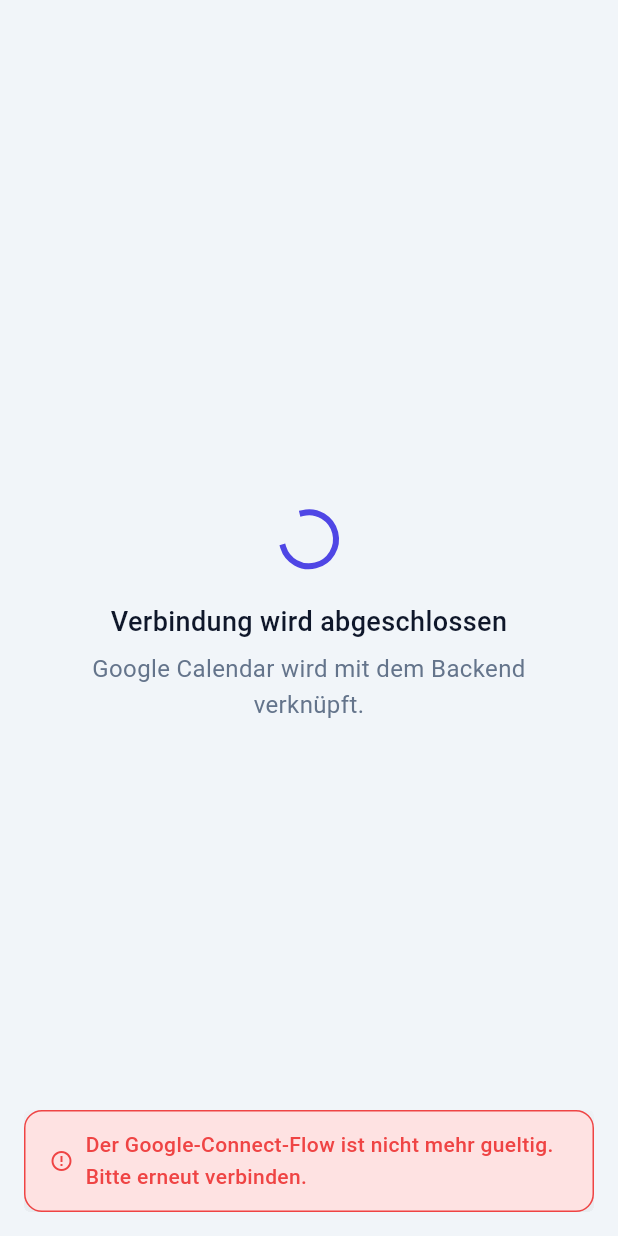
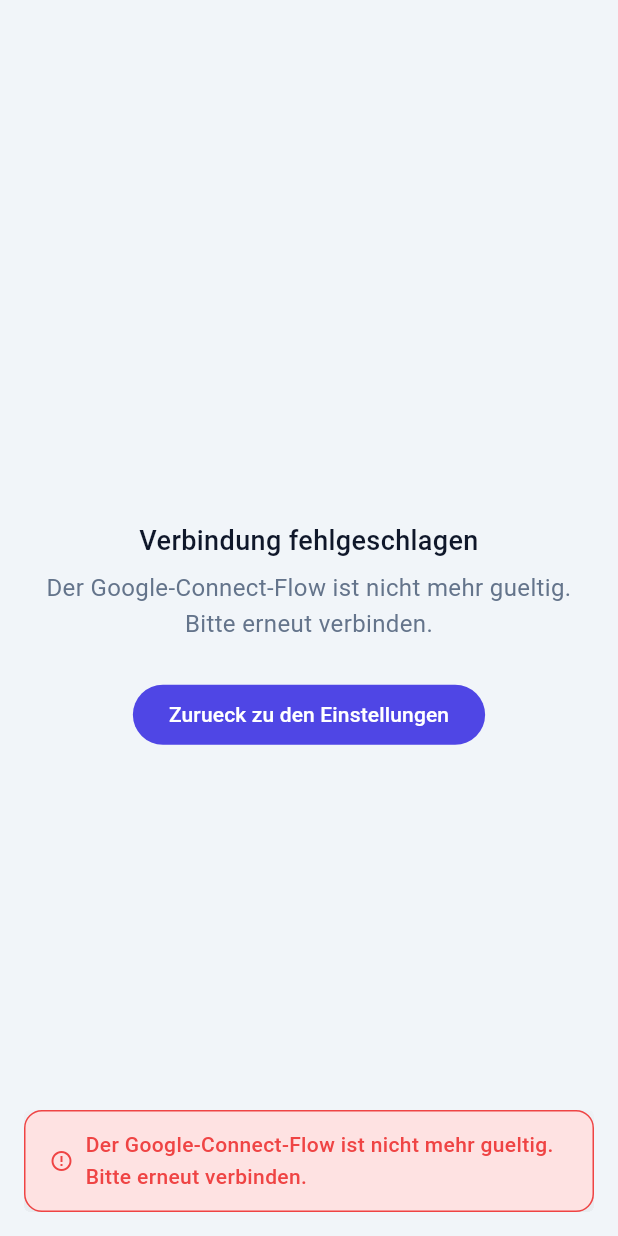
Before and after one commit to SynapseRave/ISEF01-Second-Brain-Frontend, a Flutter app: the ServiceOAuthCallbackPage screen opened directly, on a phone screen of 412 x 824 dp. Run offline on Flutter 3.47's test engine with Material 3 defaults, Android fonts, the phone set to English and light mode, and no system bars; our stand-ins replace dio, flutter_bloc, flutter_secure_storage, get_it, go_router, injectable and 2 more; missing offline and left inert: openid_client; accounts and stored records are empty; statements that could not run were skipped.

Commit message:
fix: stabilize Google Calendar OAuth flow and MCP event retrieval

```diff
--- a/lib/features/settings/presentation/pages/service_oauth_callback_page.dart
+++ b/lib/features/settings/presentation/pages/service_oauth_callback_page.dart
@@ -17,6 +17,8 @@
 }
 
 class _ServiceOAuthCallbackPageState extends State<ServiceOAuthCallbackPage> {
+  String? _errorMessage;
+
   @override
   void initState() {
     super.initState();
@@ -36,11 +38,19 @@
       message: message,
       type: failure == null ? ToastType.success : ToastType.error,
     );
-    context.go(AppRoutes.settings);
+
+    if (failure == null) {
+      context.go(AppRoutes.settings);
+      return;
+    }
+
+    setState(() => _errorMessage = failure.message);
   }
 
   @override
   Widget build(BuildContext context) {
+    final errorMessage = _errorMessage;
+
     return Scaffold(
       backgroundColor: AppColors.background,
       body: Center(
@@ -51,21 +61,31 @@
             child: Column(
               mainAxisAlignment: MainAxisAlignment.center,
               children: [
-                const AppLoadingIndicator(),
+                if (errorMessage == null) const AppLoadingIndicator(),
                 const SizedBox(height: AppSpacing.px24),
                 Text(
-                  'Verbindung wird abgeschlossen',
+                  errorMessage == null
+                      ? 'Verbindung wird abgeschlossen'
+                      : 'Verbindung fehlgeschlagen',
                   style: AppTypography.h3,
                   textAlign: TextAlign.center,
                 ),
                 const SizedBox(height: AppSpacing.px8),
                 Text(
-                  '${_labelFor(widget.service)} wird mit dem Backend verknüpft.',
+                  errorMessage ??
+                      '${_labelFor(widget.service)} wird mit dem Backend verknuepft.',
                   style: AppTypography.bodyBase.copyWith(
                     color: AppColors.slate500,
                   ),
                   textAlign: TextAlign.center,
                 ),
+                if (errorMessage != null) ...[
+                  const SizedBox(height: AppSpacing.px24),
+                  FilledButton(
+                    onPressed: () => context.go(AppRoutes.settings),
+                    child: const Text('Zurueck zu den Einstellungen'),
+                  ),
+                ],
               ],
             ),
           ),
```
Also changed, not shown: lib/core/auth/auth_repository_impl.dart (+7 -0 lines).
